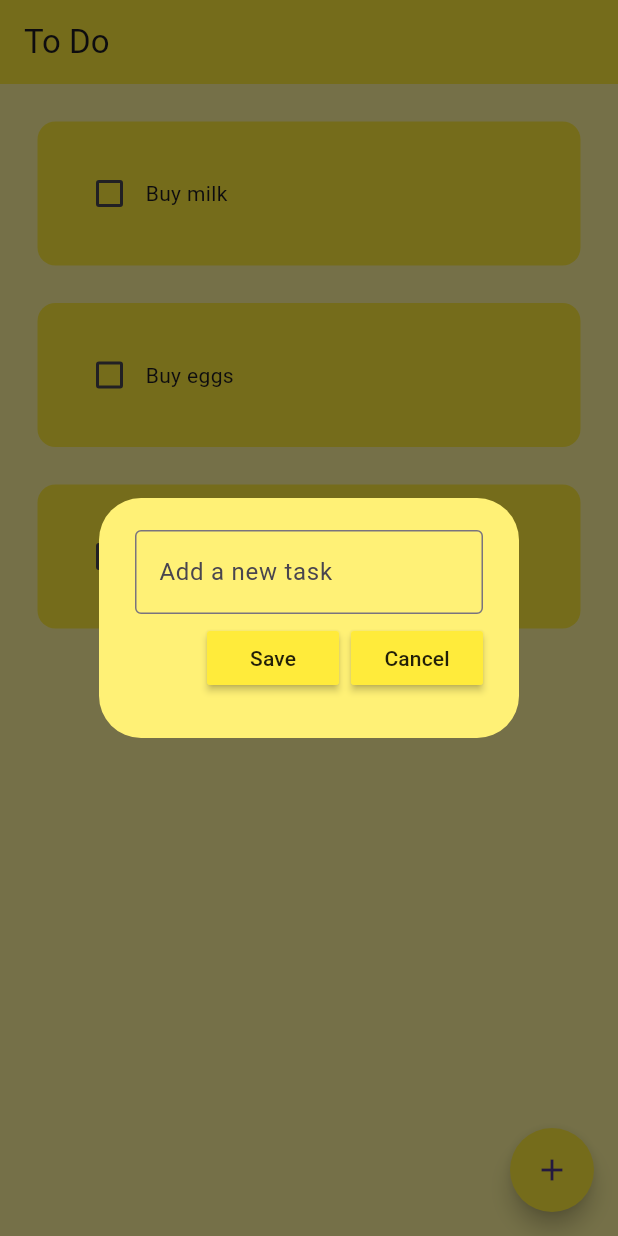
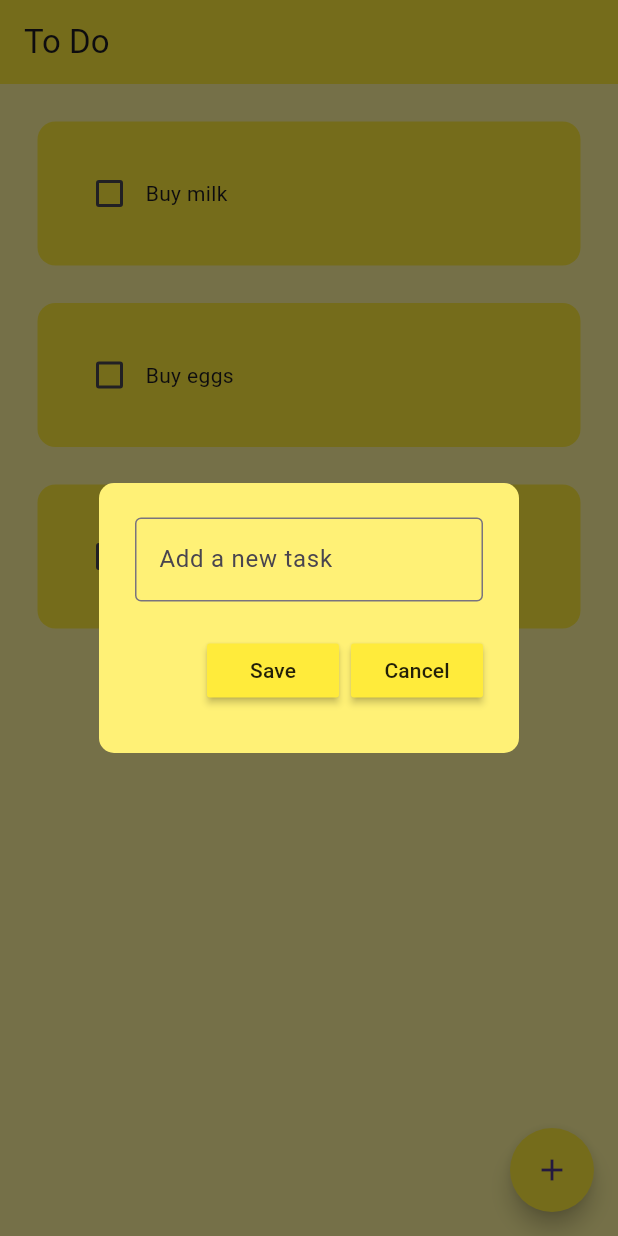
Before and after one commit to mohdshahzil/minimal_todo_app, a Flutter app: the screen it shows after launch, after a tap on the "add" icon, on a phone screen of 412 x 824 dp. Run offline on Flutter 3.47's test engine with Material 3 defaults, Android fonts, the light colour scheme and no system bars; drawn by our look-alikes of flutter_slidable; our stand-ins replace hive_flutter; accounts and stored records are empty.

Commit message:
border color changed

```diff
--- a/lib/utils/dialog_box.dart
+++ b/lib/utils/dialog_box.dart
@@ -15,19 +15,27 @@ class DialogBox extends StatelessWidget {
   Widget build(BuildContext context) {
     return AlertDialog(
       backgroundColor: Colors.yellow[300],
+      shape: RoundedRectangleBorder(
+        borderRadius: BorderRadius.circular(10),
+      ),
       content: Container(
-        height: 120,
+        height: 140,
         child: Column(
           mainAxisAlignment: MainAxisAlignment.spaceEvenly,
           children: [
             //get user input
             TextField(
               controller: controller,
-              decoration: InputDecoration(
+              decoration: const InputDecoration(
                 border: OutlineInputBorder(),
                 hintText: "Add a new task",
+                focusedBorder: OutlineInputBorder(
+                  borderSide: BorderSide(color: Colors.black),
+                )
+                ,
               ),
             ),
+            const SizedBox(height: 8),
             //buttons -> save + cancel
             Row(
               mainAxisAlignment: MainAxisAlignment.end,
--- a/lib/utils/todo_tile.dart
+++ b/lib/utils/todo_tile.dart
@@ -18,7 +18,7 @@ class ToDoTile extends StatelessWidget {
     return Padding(
       padding: const EdgeInsets.only(left: 25.0, right: 25, top: 25),
       child: Slidable(
-        endActionPane: ActionPane(motion: StretchMotion(), children: [
+        endActionPane: ActionPane(motion:const StretchMotion(), children: [
           SlidableAction(
             onPressed: deleteFunction,
             icon: Icons.delete,
```
